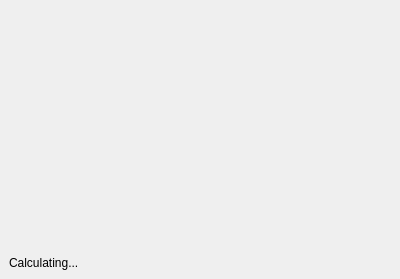
Qt form bnbnav-frontend/statedialog.ui (vicr123/bnbnav) before a commit.
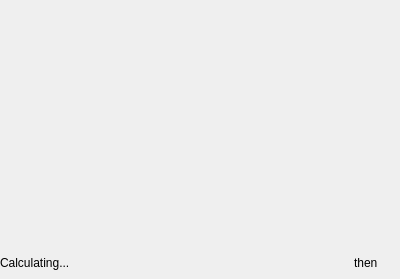
The same form after that commit. Custom widgets are drawn as their Qt base class.

Commit message: Implement then instructions

What changed in the file:
```diff
--- a/bnbnav-frontend/statedialog.ui
+++ b/bnbnav-frontend/statedialog.ui
@@ -270,11 +270,58 @@
           </sizepolicy>
          </property>
          <layout class="QHBoxLayout" name="horizontalLayout_4">
+          <property name="spacing">
+           <number>0</number>
+          </property>
+          <property name="leftMargin">
+           <number>0</number>
+          </property>
+          <property name="topMargin">
+           <number>0</number>
+          </property>
+          <property name="rightMargin">
+           <number>0</number>
+          </property>
+          <property name="bottomMargin">
+           <number>0</number>
+          </property>
           <item>
            <widget class="QLabel" name="routeInformationLabel">
+            <property name="sizePolicy">
+             <sizepolicy hsizetype="Expanding" vsizetype="Preferred">
+              <horstretch>0</horstretch>
+              <verstretch>0</verstretch>
+             </sizepolicy>
+            </property>
             <property name="text">
              <string>Calculating...</string>
             </property>
+            <property name="margin">
+             <number>9</number>
+            </property>
+           </widget>
+          </item>
+          <item>
+           <widget class="QWidget" name="thenWidget" native="true">
+            <property name="autoFillBackground">
+             <bool>true</bool>
+            </property>
+            <layout class="QHBoxLayout" name="horizontalLayout_5">
+             <item>
+              <widget class="QLabel" name="label_2">
+               <property name="text">
+                <string>then</string>
+               </property>
+              </widget>
+             </item>
+             <item>
+              <widget class="QLabel" name="thenIcon">
+               <property name="text">
+                <string notr="true"/>
+               </property>
+              </widget>
+             </item>
+            </layout>
            </widget>
           </item>
          </layout>
```
The commit also changes 22 other files.
